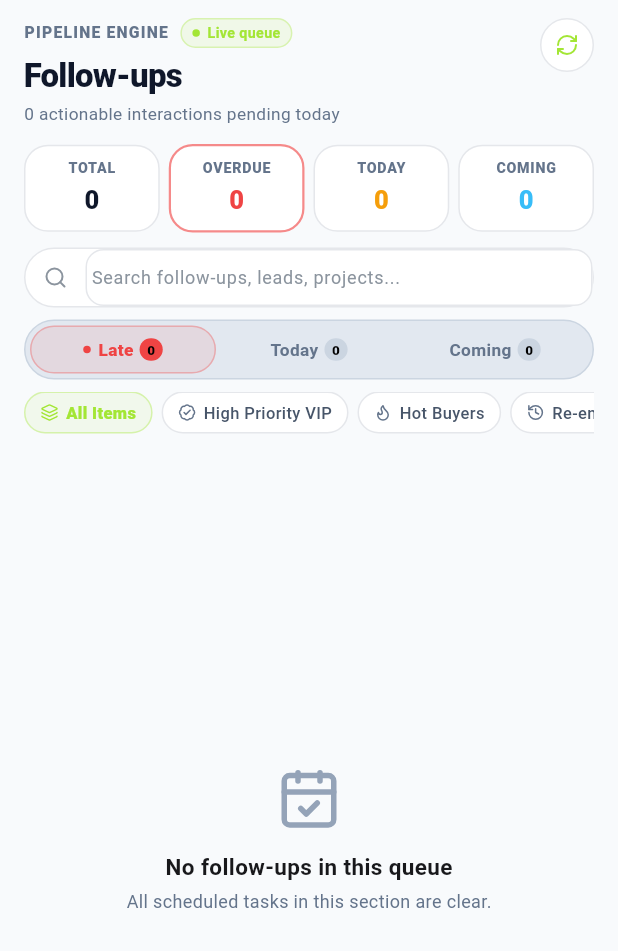
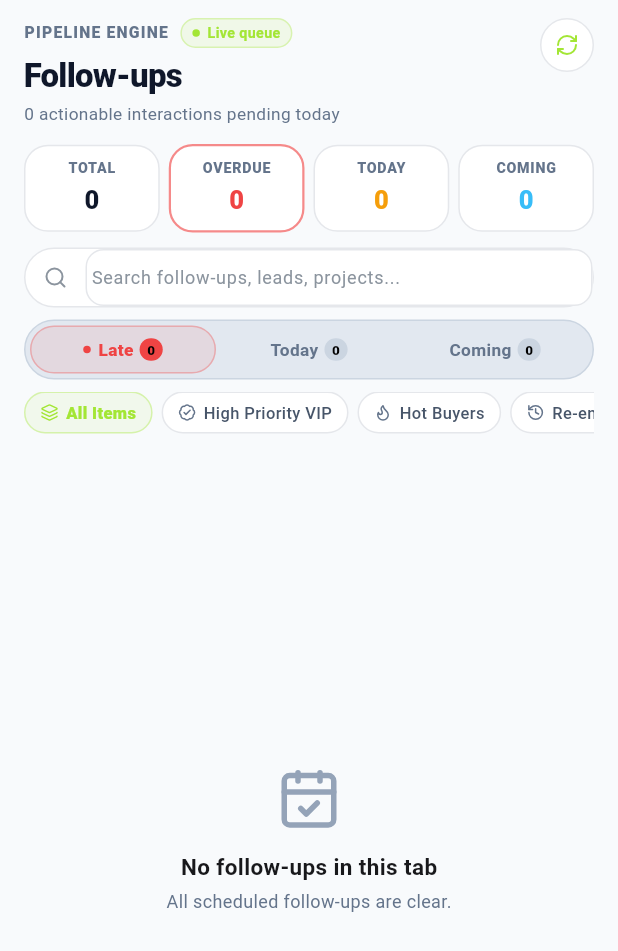
Before and after one commit to theknightf/brokly-crm, a Flutter app: the FollowUpsScreen screen opened directly, on a phone screen of 412 x 824 dp. Shown: the top 951 px of the screen. Run offline on Flutter 3.47's test engine with Material 3 defaults, Android fonts, the phone set to English and light mode, and no system bars; our stand-ins replace flutter_tts, geolocator, go_router, lucide_icons_flutter, permission_handler, shared_preferences and 2 more; missing offline and left inert: call_log, flutter_overlay_window, phone_state, workmanager; accounts and stored records are empty; network calls fail.

Commit message:
fix(mobile): follow-ups screen no longer shows empty
- Uses the unfiltered lead list (filters left on the Leads tab emptied it)
- Opens on the first tab that has follow-ups instead of always Late
- Loading / could-not-load (Retry) / empty-tab (Show all) states, pull to refresh
- A failed lead load (profile not ready, network) is retried and shown as an error, not as no leads

Co-Authored-By: Claude Opus 5.5 <noreply@anthropic.com>

```diff
--- a/mobile_flutter/lib/data/services/leads_service.dart
+++ b/mobile_flutter/lib/data/services/leads_service.dart
@@ -11,6 +11,11 @@ class LeadsService {
   /// Fetch leads with assigned user profile join ordered by created_at DESC
   Future<List<LeadModel>> getAll({String? search, String? statusFilter, String? assignedToFilter}) async {
     final authIds = await _usersService.getAuthorizedUserIds();
+    // An empty list means the profile could not be read (session not ready / network). Treat it as a failed load,
+    // not as "this user has no leads", so the screens show an error and the provider retries.
+    if (authIds != null && authIds.isEmpty) {
+      throw Exception('Could not load your profile. Check the connection and try again.');
+    }
 
     // If an explicit filter for another agent was requested but caller isn't authorized, deny
     if (authIds != null && assignedToFilter != null && assignedToFilter.isNotEmpty) {
--- a/mobile_flutter/lib/features/follow_ups/follow_ups_screen.dart
+++ b/mobile_flutter/lib/features/follow_ups/follow_ups_screen.dart
@@ -4,6 +4,7 @@ import 'package:lucide_icons_flutter/lucide_icons.dart';
 import 'package:provider/provider.dart';
 import '../../core/theme/app_colors.dart';
 import '../../core/utils/currency_formatter.dart';
+import '../../core/utils/tr.dart';
 import '../../core/utils/whatsapp_utils.dart';
 import '../../data/models/lead_model.dart';
 import '../../state/leads_provider.dart';
@@ -21,6 +22,7 @@ class FollowUpsScreen extends StatefulWidget {
 class _FollowUpsScreenState extends State<FollowUpsScreen> {
   // 0: Late (Overdue), 1: Today, 2: Coming, 3: All
   int _activeSegment = 0;
+  bool _segmentPicked = false;
   String _activeChip = 'all'; // 'all', 're-engagement', 'vip', 'hot'
   String _searchQuery = '';
 
@@ -85,7 +87,8 @@ class _FollowUpsScreenState extends State<FollowUpsScreen> {
   Widget build(BuildContext context) {
     final isDark = Theme.of(context).brightness == Brightness.dark;
     final provider = context.watch<LeadsProvider>();
-    final allLeads = provider.leads;
+    // Unfiltered: a stage/search/project filter left on the Leads tab must not empty this screen.
+    final allLeads = provider.allLeads;
 
     // Filter leads with follow-up timestamps
     final followUpLeads = allLeads.where((l) {
@@ -124,6 +127,19 @@ class _FollowUpsScreenState extends State<FollowUpsScreen> {
       final d = l.followUpDateTime?.toLocal();
       return d != null && d.isAfter(todayEnd);
     }).toList();
+
+    // Open on a tab that has something: "Late" when there are overdue ones, else "Today", else "Coming", else "All".
+    // Only once, so a tab the user picks is never switched under them.
+    if (!_segmentPicked && followUpLeads.isNotEmpty) {
+      _segmentPicked = true;
+      _activeSegment = overdueLeads.isNotEmpty
+          ? 0
+          : todayLeads.isNotEmpty
+              ? 1
+              : comingLeads.isNotEmpty
+                  ? 2
+                  : 3;
+    }
 
     // Segment filtering
     List<LeadModel> displayed;
@@ -445,43 +461,30 @@ class _FollowUpsScreenState extends State<FollowUpsScreen> {
 
             // ── 6. Follow-up Cards List ───────────────────────────
             Expanded(
+              child: RefreshIndicator(
+                onRefresh: () => provider.fetchLeads(silent: true),
                 child: displayed.isEmpty
-                  ? Center(
-                      child: Column(
-                        mainAxisAlignment: MainAxisAlignment.center,
-                        children: [
-                          Icon(
-                            LucideIcons.calendarCheck,
-                            size: 44,
-                            color: isDark ? const Color(0xFF64748B) : const Color(0xFF94A3B8),
-                          ),
-                          const SizedBox(height: 12),
-                          Text(
-                            'No follow-ups in this queue',
-                            style: TextStyle(
-                              fontSize: 15,
-                              fontWeight: FontWeight.w700,
-                              color: isDark ? AppColors.darkForeground : AppColors.lightForeground,
-                            ),
-                          ),
-                          const SizedBox(height: 4),
-                          Text(
-                            'All scheduled tasks in this section are clear.',
-                            style: TextStyle(
-                              fontSize: 12,
-                              color: isDark ? const Color(0xFF8B949E) : const Color(0xFF64748B),
-                            ),
-                          ),
-                        ],
-                      ),
+                    ? _buildEmptyState(
+                        context,
+                        isDark,
+                        loading: provider.isLoading && allLeads.isEmpty,
+                        failed: provider.error != null && allLeads.isEmpty,
+                        otherTabsHaveItems: followUpLeads.isNotEmpty,
+                        onRetry: () => provider.fetchLeads(),
+                        onShowAll: () => setState(() {
+                          _activeSegment = 3;
+                          _activeChip = 'all';
+                        }),
                       )
                     : ListView.builder(
+                        physics: const AlwaysScrollableScrollPhysics(),
                         padding: const EdgeInsets.fromLTRB(16, 4, 16, 80),
                         itemCount: displayed.length,
                         itemBuilder: (context, index) {
                           final lead = displayed[index];
                           return _buildFollowUpQueueCard(context, lead, isDark);
                         },
+                      ),
               ),
             ),
           ],
@@ -646,6 +649,90 @@ class _FollowUpsScreenState extends State<FollowUpsScreen> {
   }
 
   // ── Sub-widget: Follow-up Queue Card (Harmonized Action Suite)
+  /// Empty area under the tabs. Tells apart "still loading", "could not load" (with Retry) and "nothing in this
+  /// tab while other tabs have follow-ups" (with Show all), so a blank screen never looks like "no follow-ups".
+  Widget _buildEmptyState(
+    BuildContext context,
+    bool isDark, {
+    required bool loading,
+    required bool failed,
+    required bool otherTabsHaveItems,
+    required VoidCallback onRetry,
+    required VoidCallback onShowAll,
+  }) {
+    final muted = isDark ? const Color(0xFF8B949E) : const Color(0xFF64748B);
+    final strong = isDark ? AppColors.darkForeground : AppColors.lightForeground;
+
+    Widget body;
+    if (loading) {
+      body = Column(
+        mainAxisSize: MainAxisSize.min,
+        children: [
+          const CircularProgressIndicator(),
+          const SizedBox(height: 12),
+          Text(tr('Loading follow-ups…', 'بنحمّل المتابعات…'), style: TextStyle(fontSize: 13, color: muted)),
+        ],
+      );
+    } else if (failed) {
+      body = Column(
+        mainAxisSize: MainAxisSize.min,
+        children: [
+          Icon(Icons.wifi_off_rounded, size: 40, color: muted),
+          const SizedBox(height: 12),
+          Text(
+            tr('Could not load follow-ups', 'مش قادرين نحمّل المتابعات'),
+            style: TextStyle(fontSize: 15, fontWeight: FontWeight.w700, color: strong),
+          ),
+          const SizedBox(height: 4),
+          Text(
+            tr('Check the connection and try again.', 'اتأكد من النت وجرّب تاني.'),
+            style: TextStyle(fontSize: 12, color: muted),
+          ),
+          const SizedBox(height: 12),
+          FilledButton.icon(
+            onPressed: onRetry,
+            icon: const Icon(LucideIcons.refreshCw, size: 16),
+            label: Text(tr('Retry', 'حاول تاني')),
+          ),
+        ],
+      );
+    } else {
+      body = Column(
+        mainAxisSize: MainAxisSize.min,
+        children: [
+          Icon(LucideIcons.calendarCheck, size: 44, color: isDark ? const Color(0xFF64748B) : const Color(0xFF94A3B8)),
+          const SizedBox(height: 12),
+          Text(
+            tr('No follow-ups in this tab', 'مفيش متابعات في التاب ده'),
+            style: TextStyle(fontSize: 15, fontWeight: FontWeight.w700, color: strong),
+          ),
+          const SizedBox(height: 4),
+          Text(
+            otherTabsHaveItems
+                ? tr('Other tabs have follow-ups.', 'في متابعات في تابات تانية.')
+                : tr('All scheduled follow-ups are clear.', 'مفيش متابعات متسجلة.'),
+            style: TextStyle(fontSize: 12, color: muted),
+          ),
+          if (otherTabsHaveItems) ...[
+            const SizedBox(height: 12),
+            OutlinedButton(onPressed: onShowAll, child: Text(tr('Show all', 'اعرض الكل'))),
+          ],
+        ],
+      );
+    }
+
+    // Scrollable so pull-to-refresh works on the empty state too.
+    return LayoutBuilder(
+      builder: (context, constraints) => SingleChildScrollView(
+        physics: const AlwaysScrollableScrollPhysics(),
+        child: ConstrainedBox(
+          constraints: BoxConstraints(minHeight: constraints.maxHeight),
+          child: Center(child: Padding(padding: const EdgeInsets.all(24), child: body)),
+        ),
+      ),
+    );
+  }
+
   Widget _buildFollowUpQueueCard(BuildContext context, LeadModel lead, bool isDark) {
     final initials = lead.name.trim().isNotEmpty
         ? (lead.name.trim().split(' ').length > 1
--- a/mobile_flutter/lib/state/leads_provider.dart
+++ b/mobile_flutter/lib/state/leads_provider.dart
@@ -68,6 +68,10 @@ class LeadsProvider extends ChangeNotifier {
     if (_assigneeFilter != null && _assigneeFilter!.isNotEmpty) count++;
     return count;
   }
+
+  /// Every loaded lead, ignoring the Leads tab's filters (stage, search, project…). Screens that are not the Leads
+  /// list (e.g. Follow-ups) must use this, or a filter left on the Leads tab silently empties them.
+  List<LeadModel> get allLeads => _allLeads;
 
   /// Leads matching all non-stage filter criteria (search, project, propertyType, source, activity, assignee).
   /// Used to compute dynamic stage counts on stage filter chips!
@@ -355,6 +359,8 @@ class LeadsProvider extends ChangeNotifier {
     try {
       _allLeads = await _service.getAll();
       _isLoading = false;
+      _error = null;
+      _retryCount = 0;
       notifyListeners();
       unawaited(_loadAnsweredLeadIds());
       unawaited(refreshLastCalls());
@@ -362,8 +368,18 @@ class LeadsProvider extends ChangeNotifier {
       _error = e.toString();
       _isLoading = false;
       notifyListeners();
+      // A load that fails at app start (session or profile not ready yet, weak network) is retried a few times,
+      // instead of leaving every screen empty until the user pulls to refresh.
+      if (_retryCount < 3) {
+        _retryCount++;
+        _retryTimer?.cancel();
+        _retryTimer = Timer(Duration(seconds: 4 * _retryCount), () => fetchLeads(silent: true));
+      }
     }
   }
+
+  int _retryCount = 0;
+  Timer? _retryTimer;
 
   // ── Last call per lead (the line on the lead card) ──
   Map<String, LastCallInfo> _lastCalls = {};
@@ -492,6 +508,7 @@ class LeadsProvider extends ChangeNotifier {
   @override
   void dispose() {
     _refetchTimer?.cancel();
+    _retryTimer?.cancel();
     _authSub?.cancel();
     _subscription?.unsubscribe();
     super.dispose();
```
Lines whose indentation alone changed are shown as unchanged.
